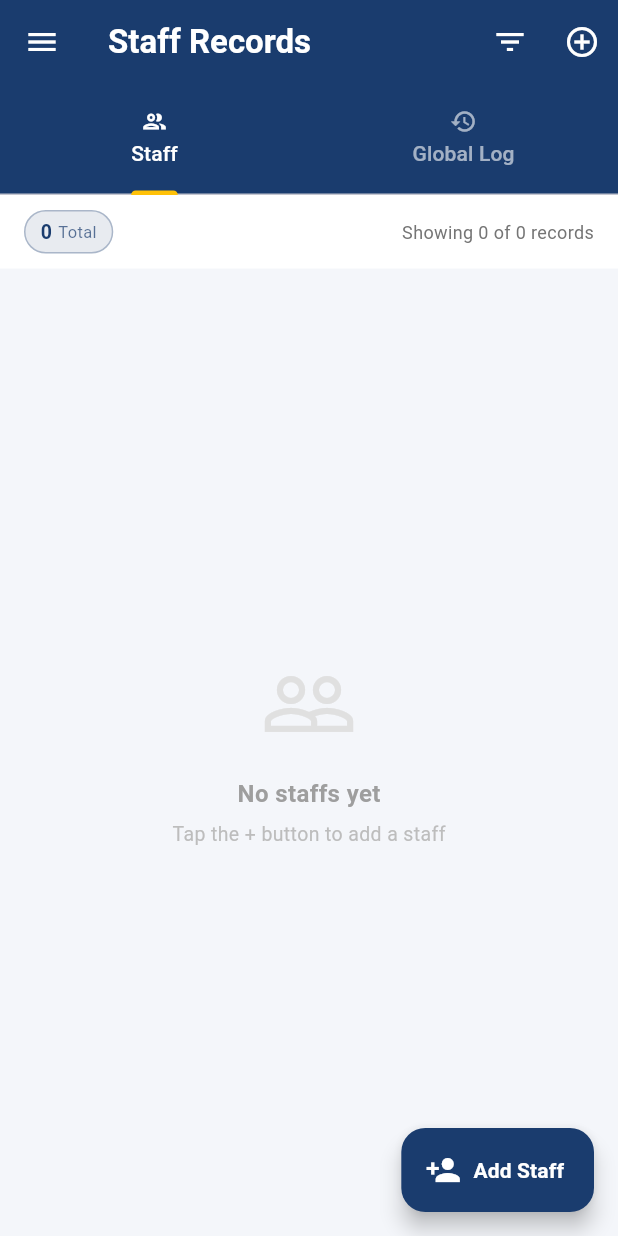
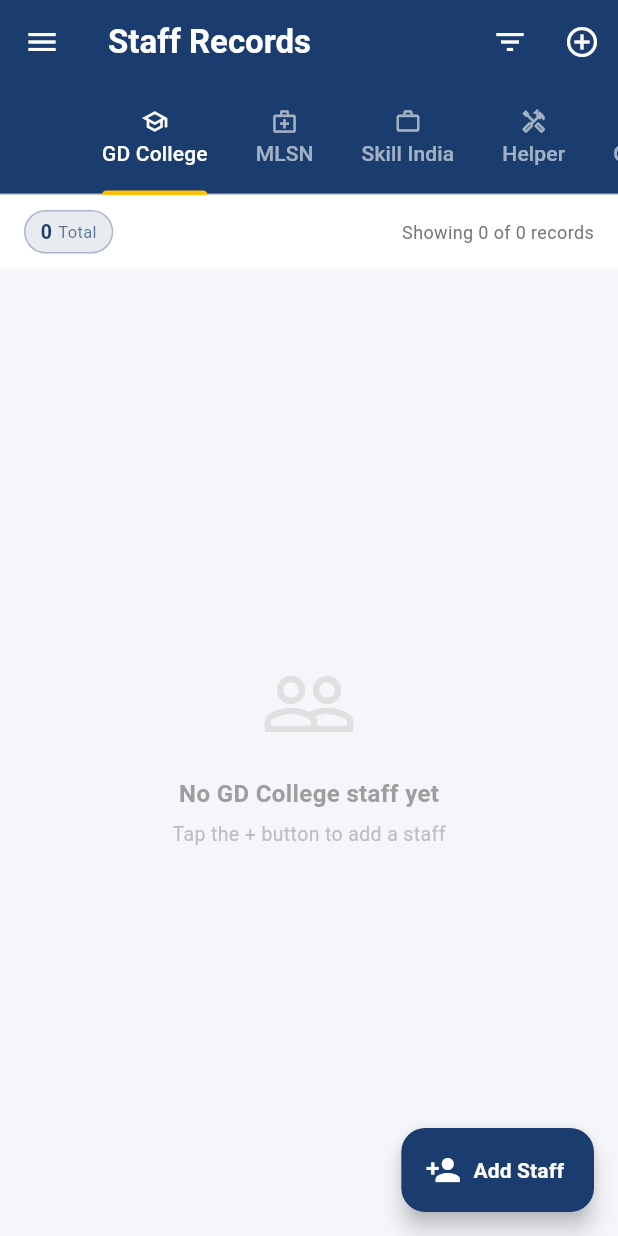
Before and after one commit to Dishu-Bansal/GDCollege, a Flutter app: the StaffListScreen screen opened directly, in the side drawer, after a tap on "Staff Management", on a phone screen of 412 x 824 dp. Run offline on Flutter 3.47's test engine with Material 3 defaults, Android fonts, the phone set to English and light mode, and no system bars; our stand-ins replace cloud_firestore, file_picker, firebase_auth, firebase_core, firebase_storage, flutter_riverpod and 1 more; missing offline and left inert: dart:html, dart:ui_web, image_network; accounts and stored records are empty; Roboto replaces fonts that are missing (Poppins); statements that could not run were skipped.

Commit message:
feat: group staff into GD College, MLSN, Skill India and Helper tabs
- New StaffGroup (gdCollege/mlsn/skillIndia/helper); tabs derived from stored category with course fallback for legacy docs (ANM/GNM -> MLSN, B.ED/D.ED/M.ED/D.P.ED -> GD College, rest -> Skill India).

- Staff creation step 5: Staff ID field replaced by Category dropdown (auto-follows course until explicitly picked); group stamped on every save.

- Staff ID removed from list, filters, sort and detail view; table shows auto S.No. column and mobile cards show #n tags.

```diff
--- a/lib/constants.dart
+++ b/lib/constants.dart
@@ -3,6 +3,52 @@ import 'dart:ui';
 const List<String> listOfCourses = [
   'All', 'B.ED', 'D.ED', 'M.ED', 'D.P.ED', 'ANM', 'GNM', 'DDUGKY 2021', 'SKILLING', 'Other'
 ];
+
+/// The institute groups the staff records are divided into. Teaching staff
+/// fall into GD College / MLSN by their course (same course sets as
+/// students); Helper and Skill India are explicit categories chosen during
+/// staff creation.
+enum StaffGroup { gdCollege, mlsn, skillIndia, helper }
+
+extension StaffGroupLabel on StaffGroup {
+  String get label {
+    switch (this) {
+      case StaffGroup.gdCollege:
+        return 'GD College';
+      case StaffGroup.mlsn:
+        return 'MLSN';
+      case StaffGroup.skillIndia:
+        return 'Skill India';
+      case StaffGroup.helper:
+        return 'Helper';
+    }
+  }
+}
+
+/// Returns the [StaffGroup] a staff course belongs to. Any course that is
+/// neither a GD College nor an MLSN course falls to Skill India.
+StaffGroup staffGroupOfCourse(String course) {
+  final group = studentGroupOfCourse(course);
+  switch (group) {
+    case StudentGroup.gdCollege:
+      return StaffGroup.gdCollege;
+    case StudentGroup.mlsn:
+      return StaffGroup.mlsn;
+    case StudentGroup.skillIndia:
+      return StaffGroup.skillIndia;
+  }
+}
+
+/// Resolves a stored staff group name, falling back to [byCourse] when the
+/// stored value is missing or unknown (legacy documents).
+StaffGroup staffGroupOfStored(String? stored, {String byCourse = ''}) {
+  if (stored != null && stored.isNotEmpty) {
+    for (final g in StaffGroup.values) {
+      if (g.name == stored) return g;
+    }
+  }
+  return staffGroupOfCourse(byCourse);
+}
 
 /// The institute groups the student records are divided into.
 enum StudentGroup { gdCollege, mlsn, skillIndia }
--- a/lib/services/firebase_staff_service.dart
+++ b/lib/services/firebase_staff_service.dart
@@ -73,6 +73,7 @@ class FirebaseStaffRepository implements StaffRepository {
     'state': 'State', 'pin': 'PIN', 'mobileNo1': 'Mobile 1', 'mobileNo2': 'Mobile 2',
     'aadharNumber': 'Aadhar', 'panCard': 'PAN', 'familyId': 'Family ID',
     'designation': 'Designation', 'course': 'Course', 'salary': 'Salary',
+    'group': 'Category',
     'dateOfJoining': 'Joining Date', 'dateOfRelieving': 'Relieving Date',
     'tenthUrl': '10th Cert', 'twelfthUrl': '12th Cert',
     'graduationUrl': 'Graduation', 'postGraduationUrl': 'Post Grad', 'diplomaUrl': 'Diploma',
--- a/lib/staff_management/models/staff_model.dart
+++ b/lib/staff_management/models/staff_model.dart
@@ -1,5 +1,6 @@
 import 'dart:typed_data';
 
+import 'package:gd_college/constants.dart';
 import 'package:gd_college/models/user_session.dart';
 
 import '../../widgets/increments.dart';
@@ -68,6 +69,9 @@ class StaffModel {
   DateTime? dateOfJoining;
   DateTime? dateOfRelieving;
   String staffId;
+  /// Explicit category chosen at creation (gdCollege/mlsn/skillIndia/helper).
+  /// Null on legacy documents — [resolvedGroup] then derives it from course.
+  String? group;
 
   // File paths (local) or Firebase URLs
   String? photoName;
@@ -197,6 +201,7 @@ class StaffModel {
     this.otherFileUrls = const [],
     this.designation = '',
     this.course,
+    this.group,
     this.documentVersion = 1,
     this.isLocked = false,
     this.createdAt,
@@ -235,6 +240,7 @@ class StaffModel {
       'designation': designation,
       'course': course,
       'staffId': staffId,
+      'group': resolvedGroup.name,
       'photoUrl': photoUrl,
       'scCertificateUrl': scCertificateUrl,
       'bcCertificateUrl': bcCertificateUrl,
@@ -260,6 +266,11 @@ class StaffModel {
     };
   }
 
+  /// The tab this staff belongs to: the stored category when present,
+  /// otherwise derived from the course (legacy documents).
+  StaffGroup get resolvedGroup =>
+      staffGroupOfStored(group, byCourse: course ?? '');
+
   StaffModel clone() {
     return StaffModel(
       docId: docId,
@@ -276,6 +287,7 @@ class StaffModel {
       photoUrl: photoUrl,
       designation: designation,
       course: course,
+      group: group,
       scCertificateUrl: scCertificateUrl,
       bcCertificateUrl: bcCertificateUrl,
       appointmentLetterUrl: appointmentLetterUrl,
@@ -313,6 +325,7 @@ class StaffModel {
       panUrl: data['panurl'] ?? '',
       designation: data['designation'] ?? '',
       course: data['course'] ?? '',
+      group: data['group'] as String?,
       familyId: data['familyId'] ?? '',
       tenthUrl: data['tenth'] ?? '',
       twelfthUrl: data['twelfth'] ?? '',
--- a/lib/staff_management/screens/staff_detail_screen.dart
+++ b/lib/staff_management/screens/staff_detail_screen.dart
@@ -1,4 +1,5 @@
 import 'package:flutter/material.dart';
+import 'package:gd_college/constants.dart';
 import 'package:flutter_riverpod/flutter_riverpod.dart';
 import 'package:image_network/image_network.dart';
 import 'package:url_launcher/url_launcher.dart';
@@ -176,7 +177,7 @@ class _DetailsTab extends StatelessWidget {
           title: 'Course & Fees',
           icon: Icons.menu_book_outlined,
           fields: [
-            _Field('staff ID', staff.staffId),
+            _Field('Category', staff.resolvedGroup.label),
             _Field('Salary', staff.salary),
             _Field('Designation', staff.designation),
             _Field('Course', staff.course),
--- a/lib/staff_management/screens/staff_list_screen.dart
+++ b/lib/staff_management/screens/staff_list_screen.dart
@@ -18,8 +18,10 @@ class _StaffListScreenState extends ConsumerState<StaffListScreen>
     with SingleTickerProviderStateMixin {
   late final TabController _tabs;
 
-  // Filters
-  final TextEditingController _searchIdCtrl = TextEditingController();
+  // One group tab per staff category, plus the audit log.
+  static const List<StaffGroup> _groups = StaffGroup.values;
+
+  // Filters (shared across group tabs)
   final TextEditingController _searchNameCtrl = TextEditingController();
   String? _selectedCourse;
   String? _selectedYear;
@@ -27,19 +29,18 @@ class _StaffListScreenState extends ConsumerState<StaffListScreen>
   bool _filtersVisible = false;
 
   // Sorting
-  int _sortColumnIndex = 0;
+  int _sortColumnIndex = 1;
   bool _sortAscending = true;
 
   @override
   void initState() {
     super.initState();
-    _tabs = TabController(length: 2, vsync: this);
+    _tabs = TabController(length: _groups.length + 1, vsync: this);
     _tabs.addListener(() => setState(() {}));
   }
 
   @override
   void dispose() {
-    _searchIdCtrl.dispose();
     _searchNameCtrl.dispose();
     _tabs.dispose();
     super.dispose();
@@ -47,7 +48,6 @@ class _StaffListScreenState extends ConsumerState<StaffListScreen>
 
   void _clearFilters() {
     setState(() {
-      _searchIdCtrl.clear();
       _searchNameCtrl.clear();
       _selectedCourse = null;
       _selectedYear = null;
@@ -55,7 +55,6 @@ class _StaffListScreenState extends ConsumerState<StaffListScreen>
   }
 
   bool get _hasActiveFilters =>
-      _searchIdCtrl.text.isNotEmpty ||
       _searchNameCtrl.text.isNotEmpty ||
       (_selectedCourse != null && _selectedCourse != 'All') ||
       (_selectedYear != null && _selectedYear!.isNotEmpty);
@@ -178,12 +177,24 @@ class _StaffListScreenState extends ConsumerState<StaffListScreen>
         ],
         bottom: TabBar(
           controller: _tabs,
+          isScrollable: true,
           indicatorColor: Colors.amber,
           labelColor: Colors.white,
           unselectedLabelColor: Colors.white60,
-          tabs: const [
-            Tab(icon: Icon(Icons.people_outlined, size: 18), text: 'Staff'),
-            Tab(icon: Icon(Icons.history, size: 18), text: 'Global Log'),
+          tabs: [
+            const Tab(
+                icon: Icon(Icons.school_outlined, size: 18),
+                text: 'GD College'),
+            const Tab(
+                icon: Icon(Icons.medical_services_outlined, size: 18),
+                text: 'MLSN'),
+            const Tab(
+                icon: Icon(Icons.work_outline, size: 18),
+                text: 'Skill India'),
+            const Tab(
+                icon: Icon(Icons.handyman_outlined, size: 18),
+                text: 'Helper'),
+            const Tab(icon: Icon(Icons.history, size: 18), text: 'Global Log'),
           ],
         ),
       ),
@@ -191,9 +202,9 @@ class _StaffListScreenState extends ConsumerState<StaffListScreen>
       body: TabBarView(
         controller: _tabs,
         children: [
-          // Tab 0 – Staff list
+          for (final group in _groups)
             _StaffTab(
-            searchIdCtrl: _searchIdCtrl,
+              group: group,
               searchNameCtrl: _searchNameCtrl,
               selectedCourse: _selectedCourse,
               selectedYear: _selectedYear,
@@ -213,11 +224,11 @@ class _StaffListScreenState extends ConsumerState<StaffListScreen>
               onEdit: _openEdit,
               onDelete: _confirmDelete,
             ),
-          // Tab 1 – Global audit log
+          // Last tab – Global audit log
           const _StaffGlobalLogTab(),
         ],
       ),
-      floatingActionButton: _tabs.index == 0
+      floatingActionButton: _tabs.index < _groups.length
           ? FloatingActionButton.extended(
               onPressed: _openAdd,
               backgroundColor: const Color(0xFF1A3C6E),
@@ -234,7 +245,7 @@ class _StaffListScreenState extends ConsumerState<StaffListScreen>
 // ── Staff Tab ─────────────────────────────────────────────────────────────────
 
 class _StaffTab extends ConsumerStatefulWidget {
-  final TextEditingController searchIdCtrl;
+  final StaffGroup group;
   final TextEditingController searchNameCtrl;
   final String? selectedCourse;
   final String? selectedYear;
@@ -252,7 +263,7 @@ class _StaffTab extends ConsumerStatefulWidget {
   final void Function(StaffModel) onDelete;
 
   const _StaffTab({
-    required this.searchIdCtrl,
+    required this.group,
     required this.searchNameCtrl,
     required this.selectedCourse,
     required this.selectedYear,
@@ -286,15 +297,11 @@ class _StaffTabState extends ConsumerState<_StaffTab> {
   }
 
   List<StaffModel> _applyFilters(List<StaffModel> all) {
-    final idCtrl = widget.searchIdCtrl;
     final nameCtrl = widget.searchNameCtrl;
     final course = widget.selectedCourse;
     final year = widget.selectedYear;
     return all.where((s) {
-      final idMatch = idCtrl.text.isEmpty ||
-          s.staffId
-              .toLowerCase()
-              .contains(idCtrl.text.toLowerCase());
+      if (s.resolvedGroup != widget.group) return false;
       final nameMatch = nameCtrl.text.isEmpty ||
           s.name
               .toLowerCase()
@@ -307,7 +314,7 @@ class _StaffTabState extends ConsumerState<_StaffTab> {
           year.isEmpty ||
           year == 'All' ||
           s.dateOfJoining?.year.toString() == year;
-      return idMatch && nameMatch && courseMatch && yearMatch;
+      return nameMatch && courseMatch && yearMatch;
     }).toList();
   }
 
@@ -316,16 +323,8 @@ class _StaffTabState extends ConsumerState<_StaffTab> {
   List<StaffModel> _applySort(List<StaffModel> list) {
     list.sort((a, b) {
       int cmp;
+      // Column 0 is the serial number (display order) — not sortable.
       switch (widget.sortColumnIndex) {
-        case 0:
-          final ai = int.tryParse(a.staffId);
-          final bi = int.tryParse(b.staffId);
-          if (ai != null && bi != null) {
-            cmp = ai.compareTo(bi);
-          } else {
-            cmp = a.staffId.toLowerCase().compareTo(b.staffId.toLowerCase());
-          }
-          break;
         case 1:
           cmp = a.name.compareTo(b.name);
           break;
@@ -377,6 +376,8 @@ class _StaffTabState extends ConsumerState<_StaffTab> {
         }
 
         final all = snapshot.data ?? [];
+        final groupStaff =
+            all.where((s) => s.resolvedGroup == widget.group).toList();
         final filtered = _applySort(_applyFilters(all));
 
         return Column(
@@ -386,12 +387,11 @@ class _StaffTabState extends ConsumerState<_StaffTab> {
               curve: Curves.easeInOut,
               child: widget.filtersVisible
                   ? _FilterPanel(
-                      idCtrl: widget.searchIdCtrl,
                       nameCtrl: widget.searchNameCtrl,
                       selectedCourse: widget.selectedCourse,
                       courses: listOfCourses,
                       selectedYear: widget.selectedYear,
-                      allYears: all
+                      allYears: groupStaff
                           .map((s) => s.dateOfJoining?.year.toString() ?? '')
                           .where((y) => y.isNotEmpty)
                           .toSet()
@@ -405,10 +405,15 @@ class _StaffTabState extends ConsumerState<_StaffTab> {
                     )
                   : const SizedBox.shrink(),
             ),
-            _StatsBar(total: all.length, showing: filtered.length),
+            _StatsBar(total: groupStaff.length, showing: filtered.length),
             Expanded(
               child: filtered.isEmpty
-                  ? _EmptyState(hasFilters: widget.hasActiveFilters)
+                  ? _EmptyState(
+                      hasFilters: widget.hasActiveFilters,
+                      emptyTitle: widget.hasActiveFilters
+                          ? null
+                          : 'No ${widget.group.label} staff yet',
+                    )
                   : _StaffTable(
                       staffs: filtered,
                       sortColumnIndex: widget.sortColumnIndex,
@@ -650,7 +655,6 @@ class _StaffGlobalLogTab extends ConsumerWidget {
 // ── Filter Panel ──────────────────────────────────────────────────────────────
 
 class _FilterPanel extends StatelessWidget {
-  final TextEditingController idCtrl;
   final TextEditingController nameCtrl;
   final String? selectedCourse;
   final List<String> courses;
@@ -663,7 +667,6 @@ class _FilterPanel extends StatelessWidget {
   final VoidCallback onClear;
 
   const _FilterPanel({
-    required this.idCtrl,
     required this.nameCtrl,
     required this.selectedCourse,
     required this.courses,
@@ -710,26 +713,11 @@ class _FilterPanel extends StatelessWidget {
             ],
           ),
           const SizedBox(height: 10),
-          Row(
-            children: [
-              Expanded(
-                child: _FilterField(
-                  controller: idCtrl,
-                  label: 'Staff ID',
-                  icon: Icons.badge_outlined,
-                  onChanged: (_) => onChanged(),
-                ),
-              ),
-              const SizedBox(width: 10),
-              Expanded(
-                child: _FilterField(
+          _FilterField(
             controller: nameCtrl,
             label: 'Name',
             icon: Icons.person_outline,
             onChanged: (_) => onChanged(),
-                ),
-              ),
-            ],
           ),
           const SizedBox(height: 10),
           Row(
@@ -1037,9 +1025,8 @@ class _DataTable extends StatelessWidget {
         horizontalMargin: 16,
         dividerThickness: 0.5,
         columns: [
-          DataColumn(
-            label: const Text('Staff ID'),
-            onSort: (i, asc) => onSort(0, asc),
+          const DataColumn(
+            label: Text('S.No.'),
           ),
           DataColumn(
             label: const Text('Name'),
@@ -1079,21 +1066,14 @@ class _DataTable extends StatelessWidget {
               return i.isOdd ? Colors.grey.shade50 : Colors.white;
             }),
             cells: [
+              // Auto-incremented serial number in display order.
               DataCell(
-                Container(
-                  padding: const EdgeInsets.symmetric(
-                      horizontal: 8, vertical: 4),
-                  decoration: BoxDecoration(
-                    color: const Color(0xFF1A3C6E).withOpacity(0.08),
-                    borderRadius: BorderRadius.circular(6),
-                  ),
-                  child: Text(
-                    s.staffId.isEmpty ? '—' : s.staffId,
+                Text(
+                  '${i + 1}',
                   style: const TextStyle(
                     color: Color(0xFF1A3C6E),
                     fontWeight: FontWeight.w600,
                     fontSize: 12,
-                    ),
                   ),
                 ),
               ),
@@ -1191,9 +1171,8 @@ class _MobileCardList extends StatelessWidget {
                 spacing: 6,
                 runSpacing: 4,
                 children: [
-                  if (s.staffId.isNotEmpty)
                   _SmallTag(
-                        label: s.staffId, color: const Color(0xFF1A3C6E)),
+                      label: '#${i + 1}', color: const Color(0xFF1A3C6E)),
                   _SmallTag(
                     label: s.dateOfRelieving != null ? 'Previous' : 'Current',
                     color: s.dateOfRelieving != null
@@ -1247,6 +1226,10 @@ class _CourseBadge extends StatelessWidget {
         return Colors.purple.shade700;
       case 'D.P.ED':
         return Colors.orange.shade700;
+      case 'ANM':
+        return Colors.teal.shade700;
+      case 'GNM':
+        return Colors.cyan.shade800;
       case 'SKILL':
         return Colors.teal.shade700;
       default:
@@ -1428,7 +1411,8 @@ class _SmallTag extends StatelessWidget {
 
 class _EmptyState extends StatelessWidget {
   final bool hasFilters;
-  const _EmptyState({required this.hasFilters});
+  final String? emptyTitle;
+  const _EmptyState({required this.hasFilters, this.emptyTitle});
 
   @override
   Widget build(BuildContext context) {
@@ -1443,7 +1427,7 @@ class _EmptyState extends StatelessWidget {
           ),
           const SizedBox(height: 16),
           Text(
-            hasFilters ? 'No staffs match your filters' : 'No staffs yet',
+            hasFilters ? 'No staffs match your filters' : (emptyTitle ?? 'No staffs yet'),
             style: TextStyle(
               fontSize: 16,
               fontWeight: FontWeight.w600,
```
Also changed, not shown: lib/staff_management/steps/step5_course_fees.dart (+26 -8 lines). Lines whose indentation alone changed are shown as unchanged.
